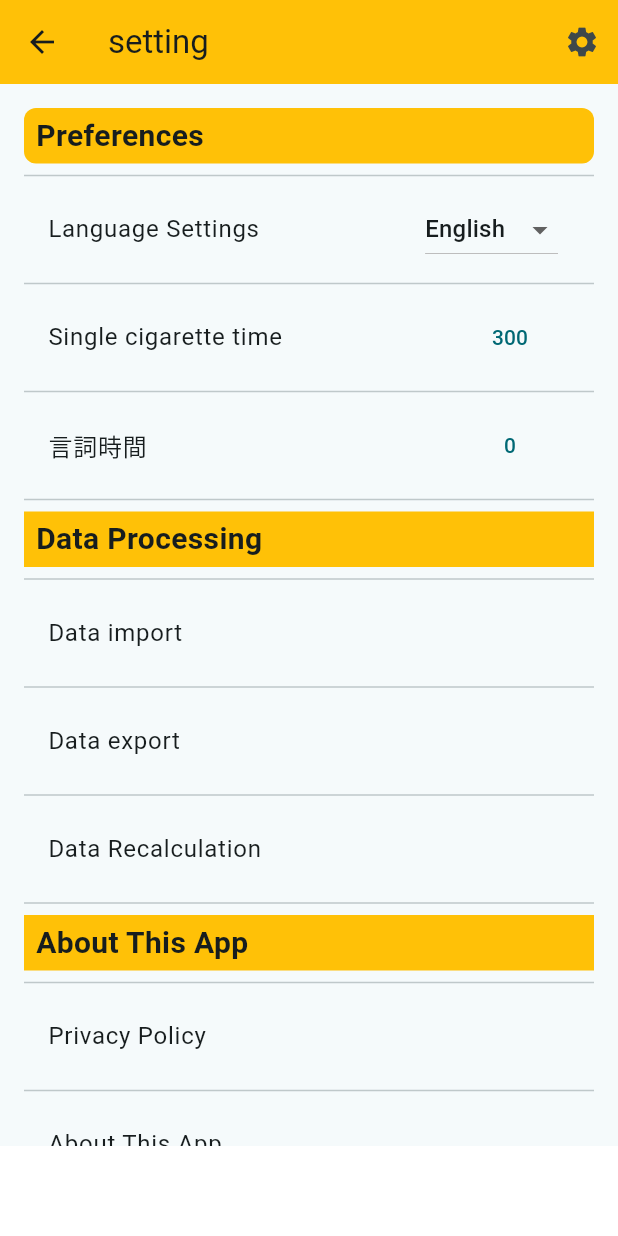
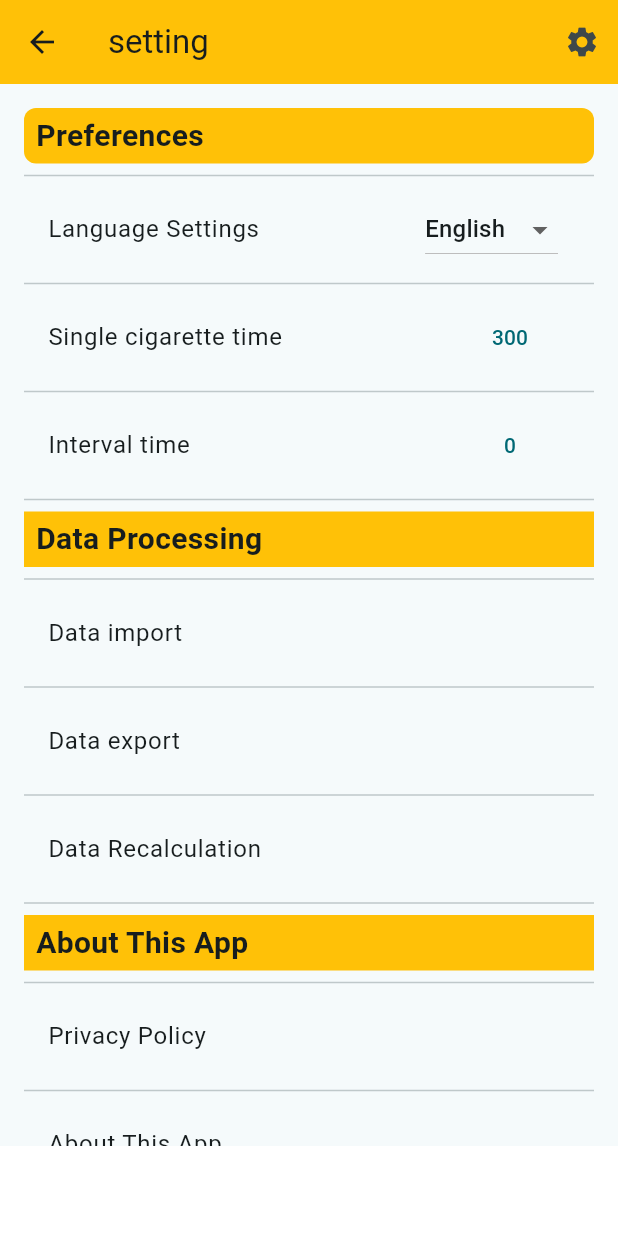
Before and after one commit to yaming8002/smoking_record, a Flutter app: the screen it shows after launch, after a tap on the "settings" icon, on a phone screen of 412 x 824 dp. Run offline on Flutter 3.47's test engine with Material 3 defaults, Android fonts, the phone set to English and light mode, and no system bars; drawn by our look-alikes of auto_size_text; our stand-ins replace csv, file_picker, fl_chart, flutter_local_notifications, google_mobile_ads, share_plus and 2 more; missing offline and left inert: workmanager; accounts and stored records are empty; network calls fail.

Commit message:
Remove invalid code

```diff
--- a/lib/core/providers/HomePageProvider.dart
+++ b/lib/core/providers/HomePageProvider.dart
@@ -28,7 +28,7 @@ class HomePageProvider with ChangeNotifier {
   Duration interval = AppSettingService.getIntervalTime();
   String? imagePath;
   String? message;
-  Color CircleColor = Colors.grey;
+  Color CircleColor = Colors.red;
   PageTextSizes? szieMap;
   NotificationService? notion;
 
@@ -63,7 +63,8 @@ class HomePageProvider with ChangeNotifier {
     Duration interval = AppSettingService.getIntervalTime();
 
     if (diff.inMilliseconds > 0 && interval.inMinutes > 0 && diff < interval) {
-      timeDiff = "請等待${DateTimeUtil.formatDuration(interval - diff)}";
+      timeDiff =
+          S.current.home_interval(DateTimeUtil.formatDuration(interval - diff));
       CircleColor = Colors.grey;
     } else if (diff.inMilliseconds > 0) {
       timeDiff = DateTimeUtil.formatDuration(diff);
--- a/lib/core/services/scheduleService.dart
+++ b/lib/core/services/ScheduleService.dart
@@ -16,7 +16,7 @@ class ScheduleManager {
 
     final scheduledTime = scheduledDate.difference(now);
 
-    await Workmanager().registerOneOffTask(
+    await Workmanager().registerPeriodicTask(
       "simpleTask", // 任務名稱
       "simpleTask", // 任務標籤
       initialDelay: scheduledTime,
--- a/lib/l10n/intl_en.arb
+++ b/lib/l10n/intl_en.arb
@@ -29,6 +29,7 @@
 
 
     "home_start": "Start Recording",
+    "home_interval" : "Please Wait\n{date}",
     "setting_settings": "Preferences",
     "setting_languageSettings": "Language Settings",
     "setting_crossoverTime": "Crossover Time",
@@ -55,13 +56,14 @@
     "setting_recordNotification": "Record Notification",
     "setting_recordNotificationTime": "Record notification time",
 
+
     "time_date": "Date",
     "time_Time": "Time",
     "time_startTime": "Start time",
     "time_endTime": "End time",
     "time_start": "start",
     "time_end": "End",
-    "time_by_day": " Today / yesterday",
+    "time_by_day": "Today / yesterday",
     "time_by_week": "This week / last week",
     "time_spacingTime": "Interval time",
     "time_unit": "(minute)",
--- a/lib/l10n/intl_zh.arb
+++ b/lib/l10n/intl_zh.arb
@@ -35,6 +35,7 @@
     "setting_notifications": "通知",
 
     "home_start": "开始记录",
+    "home_interval" : "请等待\n{date}",
     "setting_edit_one": "单笔资料编辑",
     "setting_edit": "编辑",
     "setting_save": "保存",
--- a/lib/l10n/intl_zh_TW.arb
+++ b/lib/l10n/intl_zh_TW.arb
@@ -28,6 +28,7 @@
     "smokingStatus_spacing": "間隔時間",
 
     "home_start":"開始記錄",
+    "home_interval" : "請等待\n{date}",
     "setting_settings": "偏好設定",
     "setting_languageSettings": "語言設定",
     "setting_crossoverTime": "換日時間",
--- a/lib/ui/pages/homePage.dart
+++ b/lib/ui/pages/homePage.dart
@@ -8,7 +8,7 @@ import '../AppFrame.dart';
 import 'subpage/InfoCardByHome.dart';
 
 class HomePage extends StatefulWidget {
-  HomePage({super.key});
+  const HomePage({super.key});
 
   @override
   State<HomePage> createState() => _MyHomePageState();
@@ -34,7 +34,8 @@ class _MyHomePageState extends State<HomePage> with WidgetsBindingObserver {
     super.didChangeAppLifecycleState(state);
     if (state == AppLifecycleState.resumed && !isAdBeingShown) {
       Navigator.of(context).pushAndRemoveUntil(
-          MaterialPageRoute(builder: (BuildContext context) => HomePage()),
+          MaterialPageRoute(
+              builder: (BuildContext context) => const HomePage()),
           (Route<dynamic> route) => false // 无条件地移除所有之前的路由，因此用户不能使用返回按钮返回到上一页
           );
     }
@@ -77,13 +78,14 @@ class _MyHomePageState extends State<HomePage> with WidgetsBindingObserver {
                                 backgroundColor: provider.CircleColor,
                                 child: AutoSizeText(
                                   provider.timeDiff,
-                                  minFontSize: 10, // 這裡是最小的字體大小
+                                  minFontSize: 20, // 這裡是最小的字體大小
                                   maxFontSize: 100, // 這裡是最大的字體大小
                                   style: TextStyle(
-                                      fontSize: provider.szieMap!
-                                              .getSize("formatH1") ??
-                                          30),
-                                  maxLines: 1,
+                                    fontSize:
+                                        provider.szieMap!.getSize("formatH1") ??
+                                            30,
+                                  ),
+                                  textAlign: TextAlign.center,
                                 )),
                           );
                         },
--- a/lib/ui/pages/subpage/AboutAppSettingsWidget.dart
+++ b/lib/ui/pages/subpage/AboutAppSettingsWidget.dart
@@ -82,7 +82,7 @@ Widget _buildContactAuthorSetting(BuildContext context) {
     future: encodeQueryParameters(),
     builder: (BuildContext context, AsyncSnapshot<String> snapshot) {
       if (snapshot.connectionState == ConnectionState.waiting) {
-        return CircularProgressIndicator(); // 返回一个加载指示器，表示等待
+        return const CircularProgressIndicator(); // 返回一个加载指示器，表示等待
       } else if (snapshot.hasError) {
         return Text('Error: ${snapshot.error}');
       } else {
@@ -91,7 +91,6 @@ Widget _buildContactAuthorSetting(BuildContext context) {
           path: 'mountain0212@hotmail.com',
           query: snapshot.data, // 使用解析后的数据
         );
-        print(params.query);
         return SettingsTile(
           title: S.current.contact_author,
           onTap: () async {
@@ -113,9 +112,9 @@ Widget _buildContactAuthorSetting(BuildContext context) {
 Future<String> encodeQueryParameters() async {
   Map<String, String> params = <String, String>{
     'subject': 'Support Request from SmokingRecord User',
-    'body': 'os:${Platform.operatingSystem}\n ' +
-        'version:${Platform.operatingSystemVersion}\n' +
-        'app:${Platform.operatingSystemVersion}\n',
+    'body': '''os:${Platform.operatingSystem}
+         version:${Platform.operatingSystemVersion}
+         app:${Platform.operatingSystemVersion}''',
   };
 
   return params.entries
--- a/lib/ui/pages/subpage/DataProcessingSettingsWidget.dart
+++ b/lib/ui/pages/subpage/DataProcessingSettingsWidget.dart
@@ -7,7 +7,7 @@ import '../../widgets/SettingsTile.dart';
 class DataProcessingSettingsWidget extends StatelessWidget {
   final SettingsProvider provider;
 
-  DataProcessingSettingsWidget(this.provider);
+  DataProcessingSettingsWidget(this.provider, {super.key});
 
   @override
   Widget build(BuildContext context) {
@@ -46,19 +46,6 @@ class DataProcessingSettingsWidget extends StatelessWidget {
     );
   }
 }
-
-// 資料設定
-// Widget _buildEditDataSetting(BuildContext context) {
-//   return SettingsTile(
-//     title: S.current.setting_edit_one,
-//     onTap: () {
-//       Navigator.push(
-//         context,
-//         MaterialPageRoute(builder: (context) => const SmokingListPage()),
-//       );
-//     },
-//   );
-// }
 
 Widget _buildExportDataSetting(SettingsProvider provider) {
   return SettingsTile(
--- a/lib/ui/pages/subpage/InfoCardByHome.dart
+++ b/lib/ui/pages/subpage/InfoCardByHome.dart
@@ -26,12 +26,7 @@ class InfoCardByHome extends StatelessWidget {
   @override
   Widget build(BuildContext context) {
     return Container(
-      padding: EdgeInsets.only(left: 8.0, right: 8.0),
-      // decoration: BoxDecoration(
-      //   color: Colors.yellow,
-      //   borderRadius: BorderRadius.circular(8.0),
-      //   border: Border.all(color: Colors.black, width: 0.5),
-      // ),
+      padding: const EdgeInsets.only(left: 8.0, right: 8.0),
       child: Column(
         mainAxisSize: MainAxisSize.max,
         children: <Widget>[
@@ -69,7 +64,6 @@ class InfoCardByHome extends StatelessWidget {
   }
 
   Widget _buildHeader(BuildContext context) {
-    // double formatH2 = Theme.of(context).textTheme.headlineSmall!.fontSize!;
     provider.szieMap?.setSize(
         "formatH2", Theme.of(context).textTheme.headlineSmall!.fontSize!);
     return Container(
@@ -81,6 +75,7 @@ class InfoCardByHome extends StatelessWidget {
         mainAxisSize: MainAxisSize.max,
         mainAxisAlignment: MainAxisAlignment.spaceBetween,
         children: <Widget>[
+          const SizedBox(width: 8.0),
           Expanded(
             flex: 7, // 85%
             child: AutoSizeText(
@@ -161,12 +156,12 @@ class InfoCardByHome extends StatelessWidget {
             ),
           ],
         ),
-        child: Stack(children: [
-          Column(
+        child: Column(
+          crossAxisAlignment: CrossAxisAlignment.stretch,
           children: [
-              // Title 配置3的部分
+            // Title 配置 3 的部分
             Flexible(
-                flex: 4,
+              flex: 3,
               child: Center(
                 child: AutoSizeText(
                   title,
@@ -174,13 +169,14 @@ class InfoCardByHome extends StatelessWidget {
                   maxFontSize: 100,
                   style: TextStyle(fontSize: formatDefault),
                   maxLines: 1,
+                  textAlign: TextAlign.center,
                 ),
               ),
             ),
 
-              // Content 配置7的部分
+            // Content 配置 5 的部分
             Flexible(
-                flex: 6,
+              flex: 5,
               child: Center(
                 child: AutoSizeText(
                   content,
@@ -192,20 +188,19 @@ class InfoCardByHome extends StatelessWidget {
                 ),
               ),
             ),
-              // "?" 標示在右上角
-            ],
-          ),
-          Positioned(
-            right: 8, // Adjust the value as needed for right alignment
-            bottom: 8, // Adjust the value as needed for bottom alignment
+
+            // helpStr 配置 2 的部分
+            Flexible(
+              flex: 2,
               child: Text(
                 helpStr ?? 'Default help message',
                 style: TextStyle(fontSize: iconformat),
                 maxLines: 1,
-              textAlign: TextAlign.center,
+                textAlign: TextAlign.right,
               ),
             ),
-        ]),
+          ],
+        ),
       ),
     );
   }
--- a/lib/ui/pages/subpage/PreferenceSettingsWidget.dart
+++ b/lib/ui/pages/subpage/PreferenceSettingsWidget.dart
@@ -50,10 +50,10 @@ class PreferenceSettingsWidget extends StatelessWidget {
             ),
             const Divider(),
             SettingsTile(
-              title: '言詞時間',
+              title: S.current.time_spacingTime,
               trailing: _buildNumberEditButton(
                 context,
-                '言詞時間',
+                S.current.time_spacingTime,
                 provider.intervalTime.inMinutes,
                 (newValue) =>
                     provider.intervalTime = Duration(minutes: newValue),
--- a/lib/ui/widgets/SettingsTile.dart
+++ b/lib/ui/widgets/SettingsTile.dart
@@ -16,7 +16,7 @@ class SettingsTile extends StatelessWidget {
   Widget build(BuildContext context) {
     return ListTile(
       title: Text(title),
-      trailing: trailing ?? null, // 如果 trailing 為 null 則不顯示
+      trailing: trailing, // 如果 trailing 為 null 則不顯示
       onTap: onTap, // 如果 onTap 為 null，ListTile 會自動處理成不可點擊
     );
   }
--- a/lib/ui/widgets/TitleWithContentTemplate.dart
+++ b/lib/ui/widgets/TitleWithContentTemplate.dart
@@ -22,8 +22,8 @@ class TitleWithContentTemplate extends StatelessWidget {
             left: 0,
             right: 0,
             child: Container(
-              padding: EdgeInsets.symmetric(vertical: 8.0),
-              decoration: BoxDecoration(
+              padding: const EdgeInsets.symmetric(vertical: 8.0),
+              decoration: const BoxDecoration(
                 border: Border(bottom: BorderSide(color: Colors.black)),
               ),
               child: AutoSizeText(
```
Also changed, not shown: lib/core/services/DayTimeManager.dart (deleted, +0 -50 lines), lib/ui/pages/ImageDisplayPage.dart (deleted, +0 -97 lines), pubspec.yaml (+0 -7 lines), lib/generated/intl/messages_en.dart, lib/generated/intl/messages_zh.dart, lib/generated/intl/messages_zh_TW.dart, lib/generated/l10n.dart, 3 other files. Lines whose indentation alone changed are shown as unchanged.
